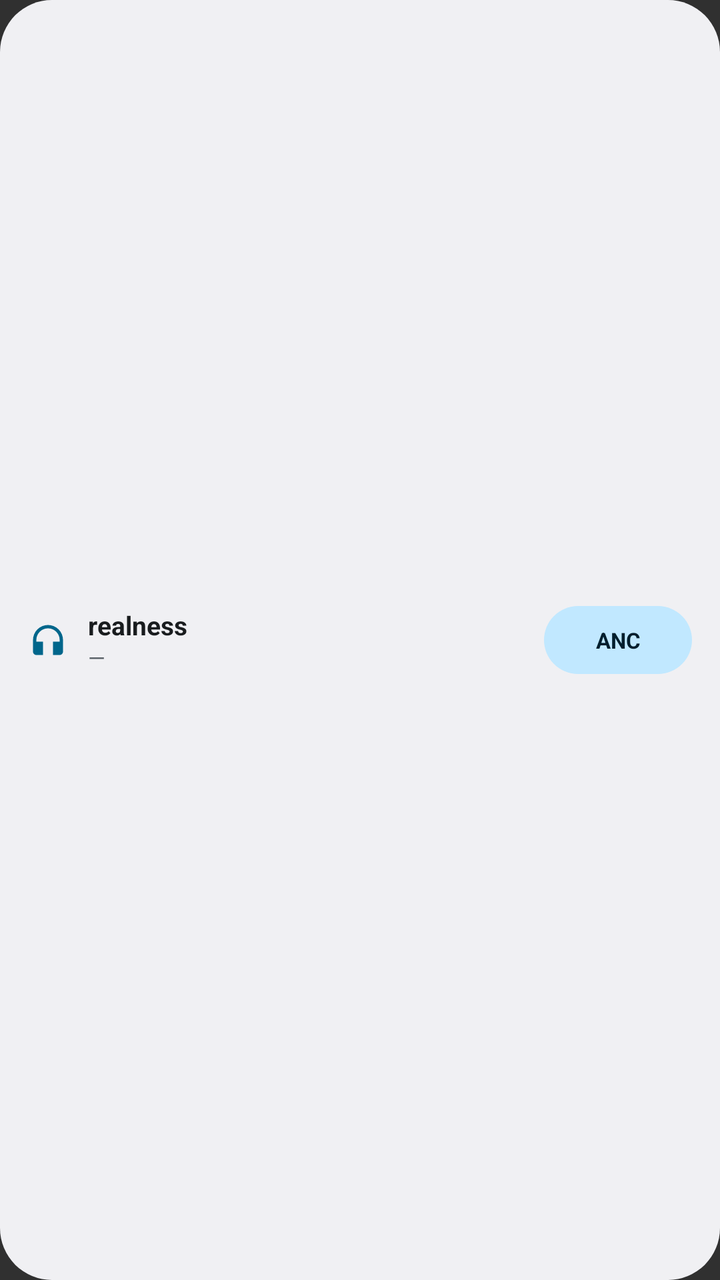
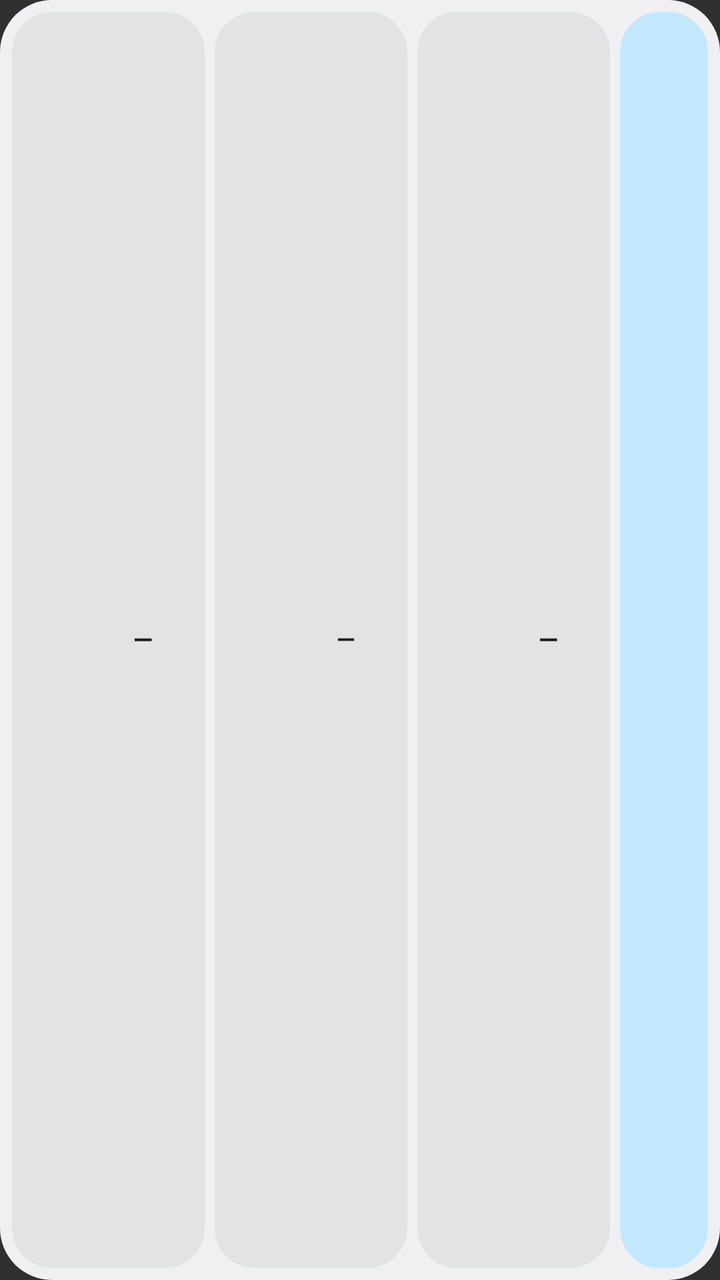

Two renders of the same Android screen: before a commit and after it. Below are the layout's source before the change and the commit's diff.
<!-- AndroidManifest.xml: application theme android:Theme.Material.NoActionBar -->
<!-- res/layout/widget_realness_compact.xml -->
<?xml version="1.0" encoding="utf-8"?>
<LinearLayout xmlns:android="http://schemas.android.com/apk/res/android"
    android:id="@+id/widget_compact_root"
    android:layout_width="match_parent"
    android:layout_height="match_parent"
    android:background="@drawable/widget_bg"
    android:gravity="center_vertical"
    android:orientation="horizontal"
    android:paddingHorizontal="14dp"
    android:paddingVertical="10dp">

    <ImageView
        android:layout_width="20dp"
        android:layout_height="20dp"
        android:contentDescription="@string/app_name"
        android:src="@drawable/ic_widget_headset" />

    <LinearLayout
        android:layout_width="0dp"
        android:layout_height="wrap_content"
        android:layout_marginHorizontal="10dp"
        android:layout_weight="1"
        android:orientation="vertical">

        <TextView
            android:id="@+id/widget_compact_name"
            android:layout_width="match_parent"
            android:layout_height="wrap_content"
            android:ellipsize="end"
            android:maxLines="1"
            android:text="@string/app_name"
            android:textColor="@color/widget_on_surface"
            android:textSize="13sp"
            android:textStyle="bold" />

        <TextView
            android:id="@+id/widget_compact_battery"
            android:layout_width="match_parent"
            android:layout_height="wrap_content"
            android:ellipsize="end"
            android:maxLines="1"
            android:text="—"
            android:textColor="@color/widget_on_surface_variant"
            android:textSize="11sp" />
    </LinearLayout>

    <TextView
        android:id="@+id/widget_compact_anc_btn"
        android:layout_width="wrap_content"
        android:layout_height="34dp"
        android:background="@drawable/widget_pill_selected"
        android:gravity="center"
        android:minWidth="74dp"
        android:paddingHorizontal="12dp"
        android:text="@string/widget_anc_short"
        android:textColor="@color/widget_on_primary_container"
        android:textSize="11sp"
        android:textStyle="bold" />
</LinearLayout>
<!-- resources referenced by this layout -->
<resources>
  <color name="widget_on_primary_container">#FFFFE082</color>
  <color name="widget_on_surface">#FFE6E1E5</color>
  <color name="widget_on_surface_variant">#FFA8A4B0</color>
  <!-- drawable ic_widget_headset (drawable) -->
  <?xml version="1.0" encoding="utf-8"?>
  <vector xmlns:android="http://schemas.android.com/apk/res/android"
      android:width="20dp"
      android:height="20dp"
      android:viewportWidth="24"
      android:viewportHeight="24">
      <path
          android:fillColor="@color/widget_primary"
          android:pathData="M12,3a9,9 0 0,0 -9,9v7c0,1.1 0.9,2 2,2h4v-8H5v-1c0,-3.87 3.13,-7 7,-7s7,3.13 7,7v1h-4v8h4c1.1,0 2,-0.9 2,-2v-7a9,9 0 0,0 -9,-9z" />
  </vector>
  <!-- drawable widget_bg (drawable) -->
  <?xml version="1.0" encoding="utf-8"?>
  <shape xmlns:android="http://schemas.android.com/apk/res/android"
      android:shape="rectangle">
      <solid android:color="@color/widget_surface" />
      <corners android:radius="26dp" />
  </shape>
  <!-- drawable widget_pill_selected (drawable) -->
  <?xml version="1.0" encoding="utf-8"?>
  <shape xmlns:android="http://schemas.android.com/apk/res/android"
      android:shape="rectangle">
      <solid android:color="@color/widget_primary_container" />
      <corners android:radius="100dp" />
  </shape>
  <string name="app_name">realness</string>
  <string name="widget_anc_short">ANC</string>
  <color name="widget_primary">#FFFFC400</color>
  <color name="widget_surface">#FF1B1B1F</color>
  <color name="widget_primary_container">#FF594400</color>
</resources>

<!-- the commit's change to res/layout/widget_realness_compact.xml (unified diff, before → after) -->
@@ -4,29 +4,154 @@
     android:layout_width="match_parent"
     android:layout_height="match_parent"
     android:background="@drawable/widget_bg"
+    android:baselineAligned="false"
     android:gravity="center_vertical"
     android:orientation="horizontal"
-    android:paddingHorizontal="14dp"
-    android:paddingVertical="10dp">
+    android:padding="6dp">
 
-    <ImageView
-        android:layout_width="20dp"
-        android:layout_height="20dp"
-        android:contentDescription="@string/app_name"
-        android:src="@drawable/ic_widget_headset" />
+    
+    <LinearLayout
+        android:id="@+id/widget_compact_tws_group"
+        android:layout_width="0dp"
+        android:layout_height="match_parent"
+        android:layout_weight="1"
+        android:baselineAligned="false"
+        android:orientation="horizontal">
 
+        <LinearLayout
+            android:layout_width="0dp"
+            android:layout_height="match_parent"
+            android:layout_weight="1"
+            android:background="@drawable/widget_card_inner"
+            android:gravity="center"
+            android:orientation="horizontal"
+            android:paddingHorizontal="6dp">
+
+            <ImageView
+                android:id="@+id/widget_compact_left_ring"
+                android:layout_width="30dp"
+                android:layout_height="30dp"
+                android:contentDescription="@string/battery_left"
+                android:scaleType="fitCenter" />
+
+            <TextView
+                android:id="@+id/widget_compact_left_val"
+                android:layout_width="wrap_content"
+                android:layout_height="wrap_content"
+                android:layout_marginStart="5dp"
+                android:includeFontPadding="false"
+                android:maxLines="1"
+                android:text="—"
+                android:textColor="@color/widget_on_surface"
+                android:textSize="12.5sp"
+                android:textStyle="bold" />
+        </LinearLayout>
+
+        <LinearLayout
+            android:layout_width="0dp"
+            android:layout_height="match_parent"
+            android:layout_marginHorizontal="5dp"
+            android:layout_weight="1"
+            android:background="@drawable/widget_card_inner"
+            android:gravity="center"
+            android:orientation="horizontal"
+            android:paddingHorizontal="6dp">
+
+            <ImageView
+                android:id="@+id/widget_compact_case_ring"
+                android:layout_width="30dp"
+                android:layout_height="30dp"
+                android:contentDescription="@string/battery_case"
+                android:scaleType="fitCenter" />
+
+            <LinearLayout
+                android:layout_width="wrap_content"
+                android:layout_height="wrap_content"
+                android:layout_marginStart="5dp"
+                android:orientation="vertical">
+
+                <TextView
+                    android:id="@+id/widget_compact_case_val"
+                    android:layout_width="wrap_content"
+                    android:layout_height="wrap_content"
+                    android:includeFontPadding="false"
+                    android:maxLines="1"
+                    android:text="—"
+                    android:textColor="@color/widget_on_surface"
+                    android:textSize="12sp"
+                    android:textStyle="bold" />
+
+                <TextView
+                    android:id="@+id/widget_compact_case_time"
+                    android:layout_width="wrap_content"
+                    android:layout_height="wrap_content"
+                    android:layout_marginTop="1dp"
+                    android:includeFontPadding="false"
+                    android:maxLines="1"
+                    android:text=""
+                    android:textColor="@color/widget_on_surface_variant"
+                    android:textSize="8.5sp"
+                    android:visibility="gone" />
+            </LinearLayout>
+        </LinearLayout>
+
+        <LinearLayout
+            android:layout_width="0dp"
+            android:layout_height="match_parent"
+            android:layout_weight="1"
+            android:background="@drawable/widget_card_inner"
+            android:gravity="center"
+            android:orientation="horizontal"
+            android:paddingHorizontal="6dp">
+
+            <ImageView
+                android:id="@+id/widget_compact_right_ring"
+                android:layout_width="30dp"
+                android:layout_height="30dp"
+                android:contentDescription="@string/battery_right"
+                android:scaleType="fitCenter" />
+
+            <TextView
+                android:id="@+id/widget_compact_right_val"
+                android:layout_width="wrap_content"
+                android:layout_height="wrap_content"
+                android:layout_marginStart="5dp"
+                android:includeFontPadding="false"
+                android:maxLines="1"
+                android:text="—"
+                android:textColor="@color/widget_on_surface"
+                android:textSize="12.5sp"
+                android:textStyle="bold" />
+        </LinearLayout>
+    </LinearLayout>
+
+    
     <LinearLayout
+        android:id="@+id/widget_compact_single_group"
         android:layout_width="0dp"
-        android:layout_height="wrap_content"
-        android:layout_marginHorizontal="10dp"
+        android:layout_height="match_parent"
         android:layout_weight="1"
-        android:orientation="vertical">
+        android:background="@drawable/widget_card_inner"
+        android:gravity="center_vertical"
+        android:orientation="horizontal"
+        android:paddingHorizontal="10dp"
+        android:visibility="gone">
+
+        <ImageView
+            android:id="@+id/widget_compact_single_ring"
+            android:layout_width="34dp"
+            android:layout_height="34dp"
+            android:contentDescription="@string/battery_headset"
+            android:scaleType="fitCenter" />
 
         <TextView
-            android:id="@+id/widget_compact_name"
-            android:layout_width="match_parent"
+            android:id="@+id/widget_compact_single_name"
+            android:layout_width="0dp"
             android:layout_height="wrap_content"
+            android:layout_marginHorizontal="8dp"
+            android:layout_weight="1"
             android:ellipsize="end"
+            android:includeFontPadding="false"
             android:maxLines="1"
             android:text="@string/app_name"
             android:textColor="@color/widget_on_surface"
@@ -34,26 +159,32 @@
             android:textStyle="bold" />
 
         <TextView
-            android:id="@+id/widget_compact_battery"
-            android:layout_width="match_parent"
+            android:id="@+id/widget_compact_single_val"
+            android:layout_width="wrap_content"
             android:layout_height="wrap_content"
-            android:ellipsize="end"
+            android:includeFontPadding="false"
             android:maxLines="1"
             android:text="—"
-            android:textColor="@color/widget_on_surface_variant"
-            android:textSize="11sp" />
+            android:textColor="@color/widget_on_surface"
+            android:textSize="13sp"
+            android:textStyle="bold" />
     </LinearLayout>
 
-    <TextView
+    
+    <LinearLayout
         android:id="@+id/widget_compact_anc_btn"
-        android:layout_width="wrap_content"
-        android:layout_height="34dp"
+        android:layout_width="44dp"
+        android:layout_height="match_parent"
+        android:layout_marginStart="5dp"
         android:background="@drawable/widget_pill_selected"
         android:gravity="center"
-        android:minWidth="74dp"
-        android:paddingHorizontal="12dp"
-        android:text="@string/widget_anc_short"
-        android:textColor="@color/widget_on_primary_container"
-        android:textSize="11sp"
-        android:textStyle="bold" />
+        android:orientation="vertical">
+
+        <ImageView
+            android:id="@+id/widget_compact_anc_icon"
+            android:layout_width="20dp"
+            android:layout_height="20dp"
+            android:contentDescription="@string/widget_anc_short"
+            android:scaleType="fitCenter" />
+    </LinearLayout>
 </LinearLayout>
<!-- resource entries referenced after the edit -->
@@ -1,19 +1,7 @@
 <!-- resources referenced by this layout -->
 <resources>
-  <color name="widget_on_primary_container">#FFFFE082</color>
   <color name="widget_on_surface">#FFE6E1E5</color>
   <color name="widget_on_surface_variant">#FFA8A4B0</color>
-  <!-- drawable ic_widget_headset (drawable) -->
-  <?xml version="1.0" encoding="utf-8"?>
-  <vector xmlns:android="http://schemas.android.com/apk/res/android"
-      android:width="20dp"
-      android:height="20dp"
-      android:viewportWidth="24"
-      android:viewportHeight="24">
-      <path
-          android:fillColor="@color/widget_primary"
-          android:pathData="M12,3a9,9 0 0,0 -9,9v7c0,1.1 0.9,2 2,2h4v-8H5v-1c0,-3.87 3.13,-7 7,-7s7,3.13 7,7v1h-4v8h4c1.1,0 2,-0.9 2,-2v-7a9,9 0 0,0 -9,-9z" />
-  </vector>
   <!-- drawable widget_bg (drawable) -->
   <?xml version="1.0" encoding="utf-8"?>
   <shape xmlns:android="http://schemas.android.com/apk/res/android"
@@ -21,17 +9,28 @@
       <solid android:color="@color/widget_surface" />
       <corners android:radius="26dp" />
   </shape>
+  <!-- drawable widget_card_inner (drawable) -->
+  <?xml version="1.0" encoding="utf-8"?>
+  <shape xmlns:android="http://schemas.android.com/apk/res/android"
+      android:shape="rectangle">
+      <solid android:color="@color/widget_surface_card" />
+      <corners android:radius="20dp" />
+  </shape>
   <!-- drawable widget_pill_selected (drawable) -->
   <?xml version="1.0" encoding="utf-8"?>
   <shape xmlns:android="http://schemas.android.com/apk/res/android"
       android:shape="rectangle">
       <solid android:color="@color/widget_primary_container" />
-      <corners android:radius="100dp" />
+      <corners android:radius="20dp" />
   </shape>
   <string name="app_name">realness</string>
+  <string name="battery_case">Case</string>
+  <string name="battery_headset">Headset</string>
+  <string name="battery_left">Left</string>
+  <string name="battery_right">Right</string>
   <string name="widget_anc_short">ANC</string>
-  <color name="widget_primary">#FFFFC400</color>
   <color name="widget_surface">#FF1B1B1F</color>
+  <color name="widget_surface_card">#FF26262C</color>
   <color name="widget_primary_container">#FF594400</color>
 </resources>
 
